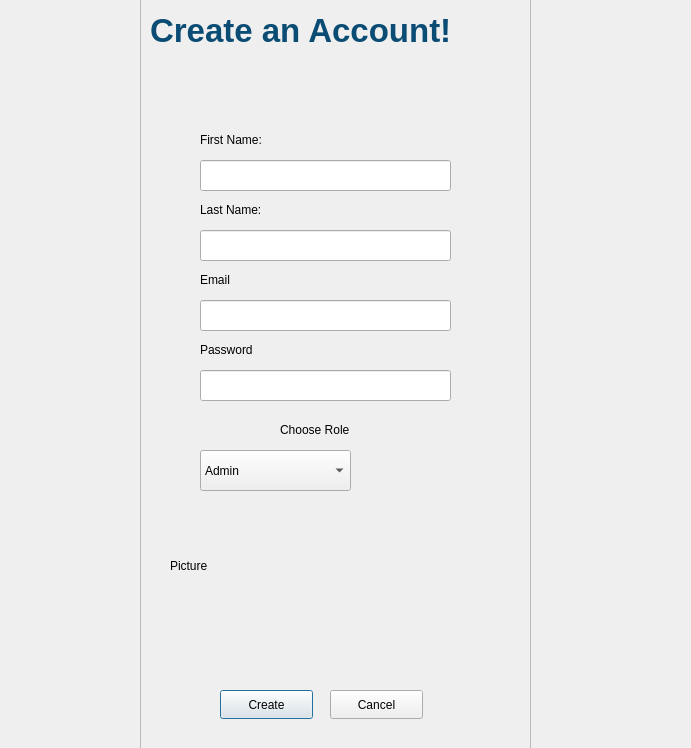
Old version of the form createacc.ui in the repository TG-o2/Hawata.
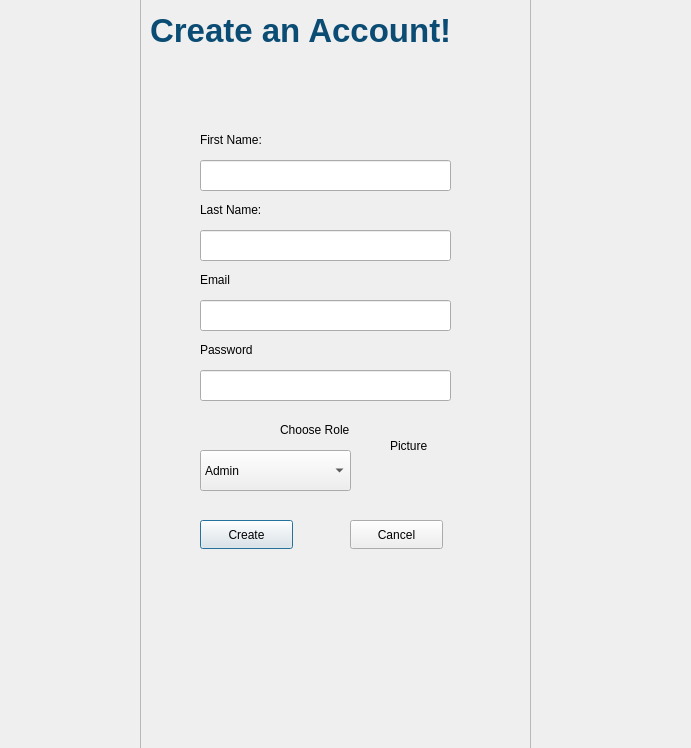
New version of the form.

Diff of the .ui file:
```diff
--- a/createacc.ui
+++ b/createacc.ui
@@ -29,8 +29,8 @@
   <widget class="QPushButton" name="signup">
    <property name="geometry">
     <rect>
-     <x>220</x>
-     <y>690</y>
+     <x>200</x>
+     <y>520</y>
      <width>93</width>
      <height>29</height>
     </rect>
@@ -78,10 +78,10 @@
   <widget class="QLabel" name="logo">
    <property name="geometry">
     <rect>
-     <x>170</x>
-     <y>460</y>
-     <width>321</width>
-     <height>211</height>
+     <x>390</x>
+     <y>420</y>
+     <width>61</width>
+     <height>51</height>
     </rect>
    </property>
    <property name="styleSheet">
@@ -130,8 +130,8 @@
   <widget class="QPushButton" name="cancel">
    <property name="geometry">
     <rect>
-     <x>330</x>
-     <y>690</y>
+     <x>350</x>
+     <y>520</y>
      <width>93</width>
      <height>29</height>
     </rect>
```
